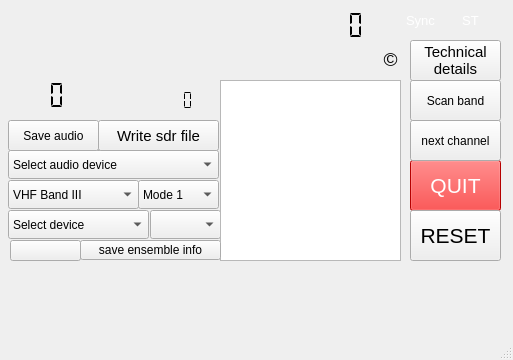
Before: the Qt Designer form forms/dabradio.ui in JvanKatwijk/qt-dab, drawn with Qt 5.
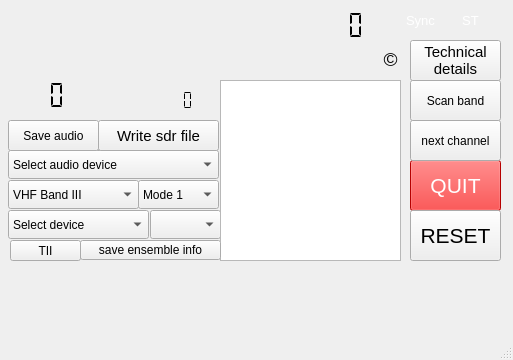
After: the same form once the commit is applied.

Patch:
```diff
--- a/forms/dabradio.ui
+++ b/forms/dabradio.ui
@@ -651,7 +651,7 @@
      <string>&lt;html&gt;&lt;head/&gt;&lt;body&gt;&lt;p&gt;Puhsing this button will switch the spectrum display - if configured - between &amp;quot;regular&amp;quot; and a spectrum showing of the &amp;quot;null&amp;quot; period.&lt;/p&gt;&lt;/body&gt;&lt;/html&gt;</string>
     </property>
     <property name="text">
-     <string/>
+     <string>TII</string>
     </property>
    </widget>
   </widget>
```
Left out of the diff: 2 changed lines with no effect on the pictures.
